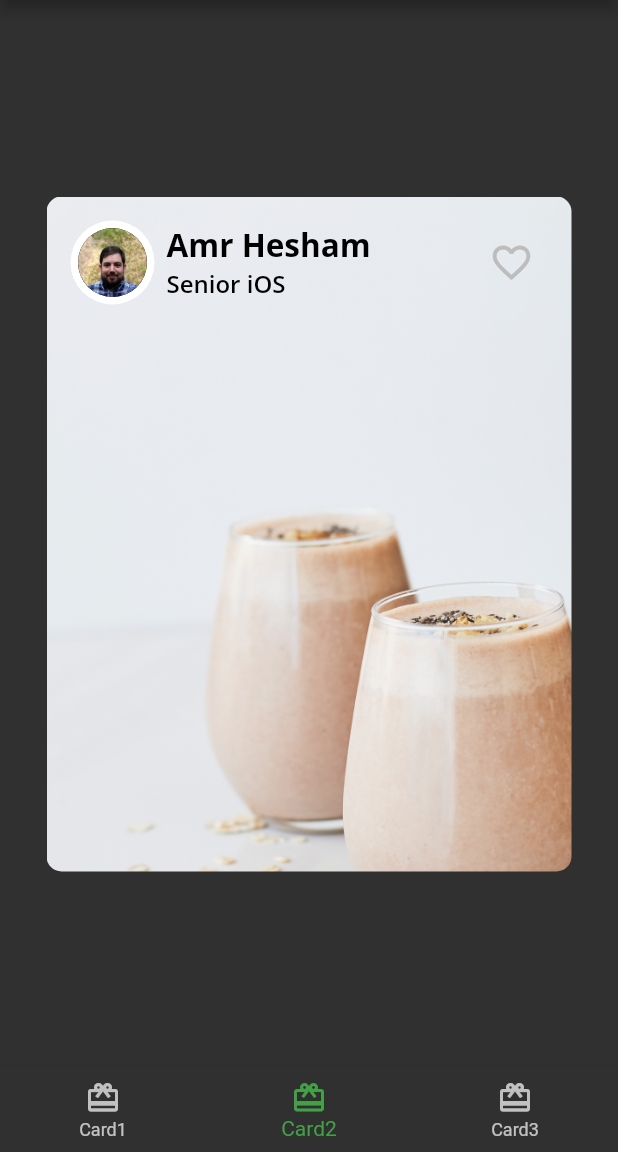
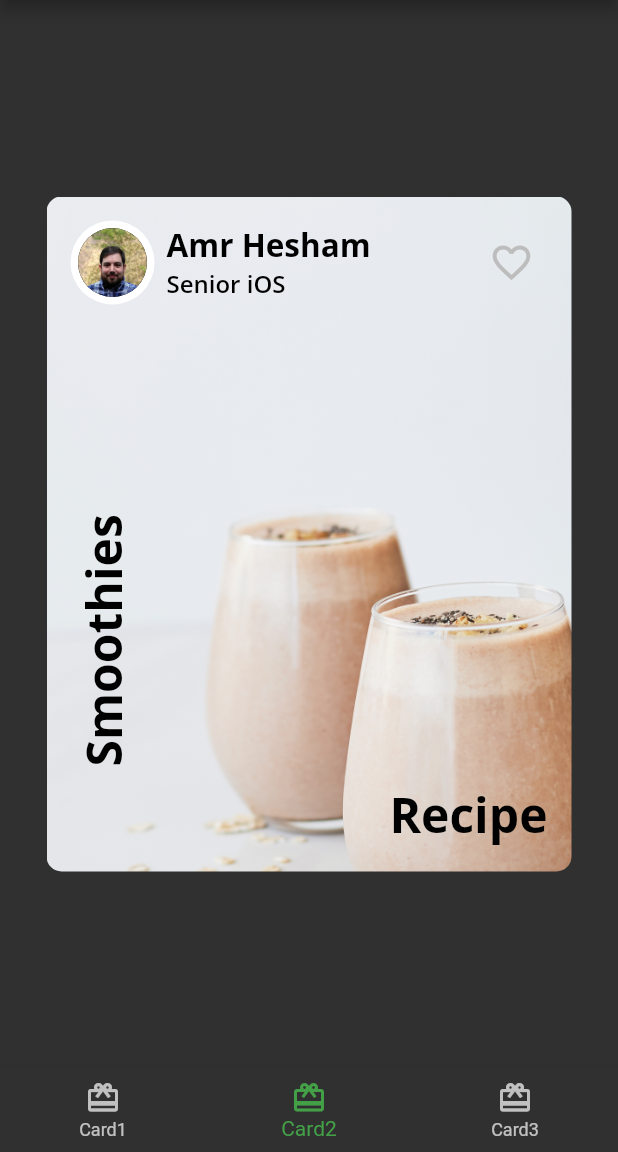
Before and after one commit to amrhesham95/flutter_fooderlich, a Flutter app: the screen it shows after launch, item 2 of the bottom bar chosen, on a phone screen of 412 x 824 dp, the part 84-1236 px from its top. Run offline on Flutter 3.47's test engine with Material 2 defaults, Android fonts, the phone set to English and light mode, and no system bars; our stand-ins replace google_fonts.

Commit message:
Composing the text

```diff
--- a/lib/card2.dart
+++ b/lib/card2.dart
@@ -1,6 +1,6 @@
 import 'package:flutter/material.dart';
 import 'package:fooderlich/author_card.dart';
-// import 'fooderlich_theme.dart';
+import 'fooderlich_theme.dart';
 
 class Card2 extends StatelessWidget {
   const Card2({Key? key}) : super(key: key);
@@ -19,8 +19,34 @@ class Card2 extends StatelessWidget {
         ),
         child: Column(
           children: [
-            AuthorCard(authorName: "Amr Hesham", title: "Senior iOS", imageProvider: AssetImage("assets/author_katz.jpeg"))
-            // TODO 4: add Positioned text
+            AuthorCard(authorName: "Amr Hesham", title: "Senior iOS", imageProvider: AssetImage("assets/author_katz.jpeg")),
+            // 1
+            Expanded(
+// 2
+              child: Stack(
+                children: [
+// 3
+                  Positioned(
+                    bottom: 16,
+                    right: 16,
+                    child: Text(
+                      'Recipe',
+                      style: FooderlichTheme.lightTextTheme.headline1,
+                    ),
+                  ),
+// 4
+                  Positioned(
+                    bottom: 70,
+                    left: 16,
+                    child: RotatedBox(
+                      quarterTurns: 3,
+                      child: Text(
+                        'Smoothies',
+                        style: FooderlichTheme.lightTextTheme.headline1,
+                      ),
+                    ), ),
+                ], ),
+            ),
           ],
         ),
       ),
```
